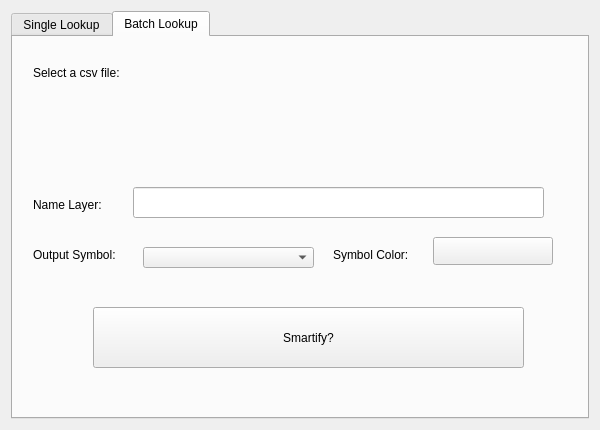
Old version of the form smarty/smarty_dialog_base.ui in the repository smarty/qgis-plugin.
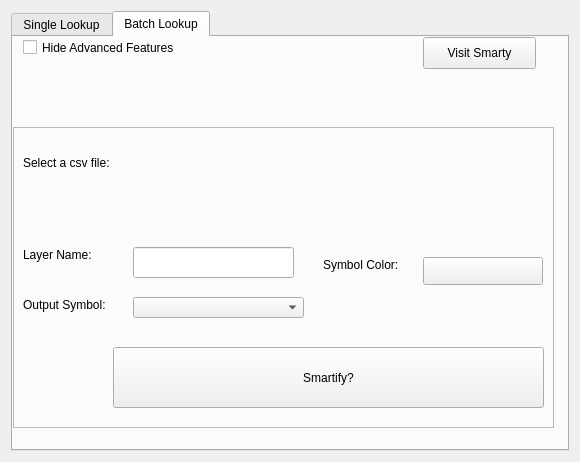
New version of the form. Custom widgets are drawn as their Qt base class.

Commit message: Attempted to add toggling of Dialogue Box sections

Diff of the .ui file:
```diff
--- a/smarty/smarty_dialog_base.ui
+++ b/smarty/smarty_dialog_base.ui
@@ -6,8 +6,8 @@
    <rect>
     <x>0</x>
     <y>0</y>
-    <width>600</width>
-    <height>430</height>
+    <width>580</width>
+    <height>462</height>
    </rect>
   </property>
   <property name="windowTitle">
@@ -179,33 +179,48 @@
       <attribute name="title">
        <string>Batch Lookup</string>
       </attribute>
+      <widget class="QLabel" name="label_13">
+       <property name="geometry">
+        <rect>
+         <x>20</x>
+         <y>20</y>
+         <width>60</width>
+         <height>16</height>
+        </rect>
+       </property>
+       <property name="text">
+        <string/>
+       </property>
+      </widget>
+      <widget class="QFrame" name="frame">
+       <property name="geometry">
+        <rect>
+         <x>0</x>
+         <y>90</y>
+         <width>541</width>
+         <height>301</height>
+        </rect>
+       </property>
+       <property name="frameShape">
+        <enum>QFrame::StyledPanel</enum>
+       </property>
+       <property name="frameShadow">
+        <enum>QFrame::Raised</enum>
+       </property>
       <widget class="QgsFileWidget" name="mQgsFileWidget">
        <property name="geometry">
         <rect>
-         <x>30</x>
-         <y>60</y>
-         <width>501</width>
-         <height>71</height>
+          <x>10</x>
+          <y>20</y>
+          <width>511</width>
+          <height>81</height>
         </rect>
        </property>
       </widget>
-      <widget class="QPushButton" name="batch_button">
-       <property name="geometry">
-        <rect>
-         <x>80</x>
-         <y>270</y>
-         <width>431</width>
-         <height>61</height>
-        </rect>
-       </property>
-       <property name="text">
-        <string>Smartify?</string>
-       </property>
-      </widget>
       <widget class="QLabel" name="label">
        <property name="geometry">
         <rect>
-         <x>20</x>
+          <x>10</x>
          <y>20</y>
          <width>171</width>
          <height>31</height>
@@ -218,70 +233,110 @@
       <widget class="QLabel" name="label_5">
        <property name="geometry">
         <rect>
-         <x>20</x>
-         <y>160</y>
+          <x>10</x>
+          <y>120</y>
          <width>101</width>
          <height>16</height>
         </rect>
        </property>
        <property name="text">
-        <string>Name Layer:</string>
+         <string>Layer Name:</string>
        </property>
       </widget>
       <widget class="QLineEdit" name="layer_name">
        <property name="geometry">
         <rect>
          <x>120</x>
-         <y>150</y>
-         <width>411</width>
+          <y>120</y>
+          <width>161</width>
          <height>31</height>
         </rect>
        </property>
       </widget>
-      <widget class="QLabel" name="label_9">
+       <widget class="QLabel" name="label_10">
        <property name="geometry">
         <rect>
-         <x>20</x>
-         <y>210</y>
-         <width>101</width>
+          <x>310</x>
+          <y>130</y>
+          <width>91</width>
          <height>16</height>
         </rect>
        </property>
        <property name="text">
-        <string>Output Symbol:</string>
-       </property>
-      </widget>
-      <widget class="QComboBox" name="symbol_drop_down">
-       <property name="geometry">
-        <rect>
-         <x>130</x>
-         <y>210</y>
-         <width>171</width>
-         <height>21</height>
-        </rect>
+         <string>Symbol Color:</string>
        </property>
       </widget>
       <widget class="QgsColorButton" name="symbol_color">
        <property name="geometry">
         <rect>
-         <x>420</x>
-         <y>200</y>
+          <x>410</x>
+          <y>130</y>
          <width>120</width>
          <height>28</height>
         </rect>
        </property>
       </widget>
-      <widget class="QLabel" name="label_10">
+       <widget class="QLabel" name="label_9">
        <property name="geometry">
         <rect>
-         <x>320</x>
-         <y>210</y>
-         <width>91</width>
+          <x>10</x>
+          <y>170</y>
+          <width>101</width>
          <height>16</height>
         </rect>
        </property>
        <property name="text">
-        <string>Symbol Color:</string>
+         <string>Output Symbol:</string>
+        </property>
+       </widget>
+       <widget class="QComboBox" name="symbol_drop_down">
+        <property name="geometry">
+         <rect>
+          <x>120</x>
+          <y>170</y>
+          <width>171</width>
+          <height>21</height>
+         </rect>
+        </property>
+       </widget>
+       <widget class="QPushButton" name="batch_button">
+        <property name="geometry">
+         <rect>
+          <x>100</x>
+          <y>220</y>
+          <width>431</width>
+          <height>61</height>
+         </rect>
+        </property>
+        <property name="text">
+         <string>Smartify?</string>
+        </property>
+       </widget>
+      </widget>
+      <widget class="QCheckBox" name="hide_features">
+       <property name="geometry">
+        <rect>
+         <x>10</x>
+         <y>0</y>
+         <width>181</width>
+         <height>21</height>
+        </rect>
+       </property>
+       <property name="text">
+        <string>Hide Advanced Features</string>
+       </property>
+      </widget>
+      <widget class="QPushButton" name="smarty_link">
+       <property name="geometry">
+        <rect>
+         <x>410</x>
+         <y>0</y>
+         <width>113</width>
+         <height>32</height>
+        </rect>
+       </property>
+       <property name="text">
+        <string>Visit Smarty</string>
        </property>
       </widget>
      </widget>
```
Left out of the diff: 76 changed lines with no effect on the pictures. Lines whose indentation alone changed are shown as unchanged. The commit also changes 2 other files.
